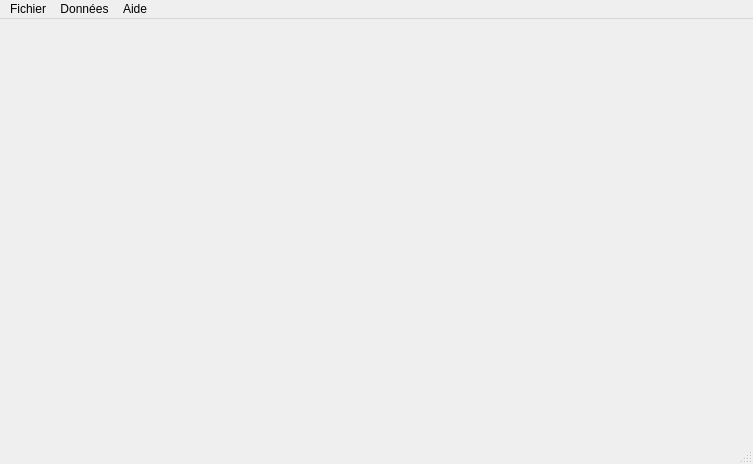
Qt form F_Principale.ui (lna44700/gexao51) before a commit.
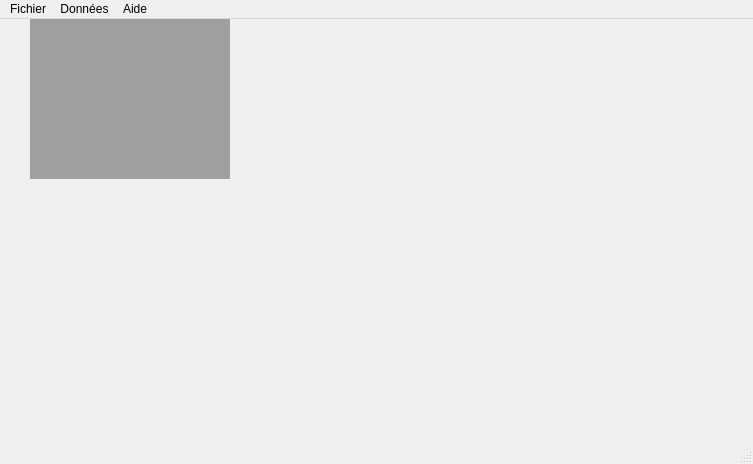
The same form after that commit.

Commit message: Mise à jour graphique

```diff
--- a/F_Principale.ui
+++ b/F_Principale.ui
@@ -13,7 +13,18 @@
   <property name="windowTitle">
    <string>Gexao51</string>
   </property>
-  <widget class="QWidget" name="centralwidget"/>
+  <widget class="QWidget" name="centralwidget">
+   <widget class="QMdiArea" name="mdiArea">
+    <property name="geometry">
+     <rect>
+      <x>30</x>
+      <y>0</y>
+      <width>200</width>
+      <height>160</height>
+     </rect>
+    </property>
+   </widget>
+  </widget>
   <widget class="QMenuBar" name="menubar">
    <property name="geometry">
     <rect>
```
The commit also changes 1 other file.
